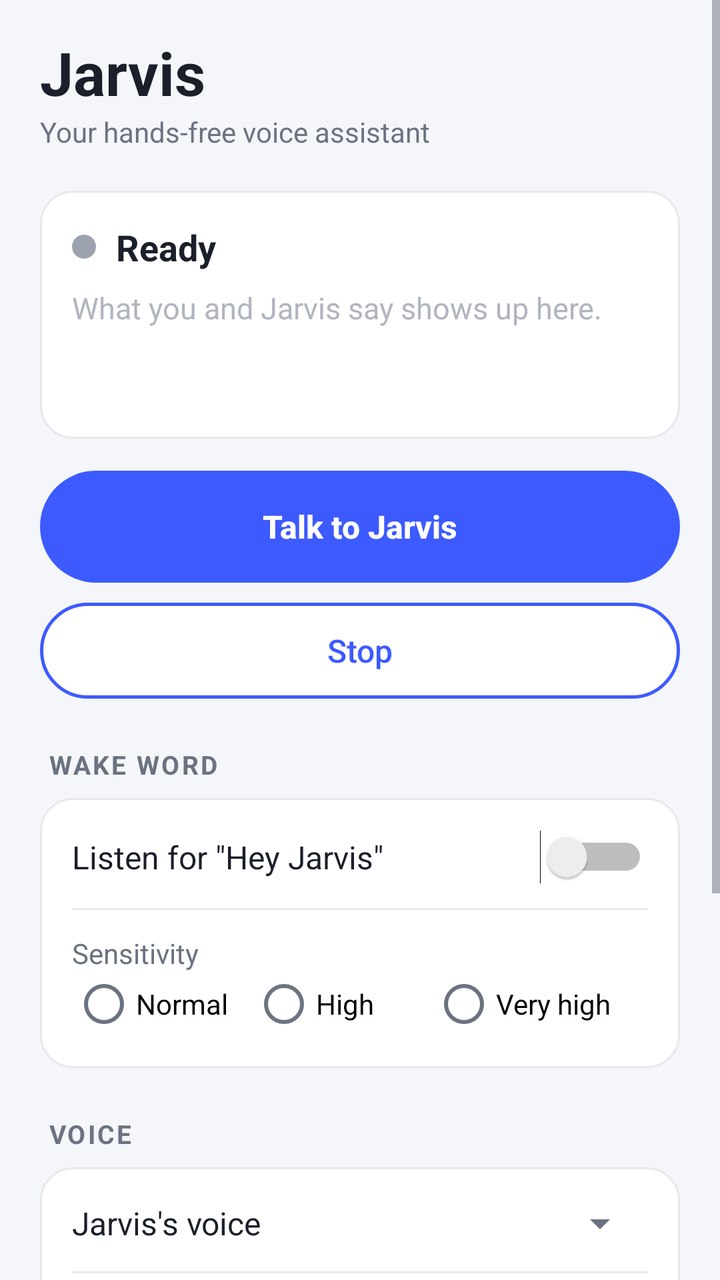
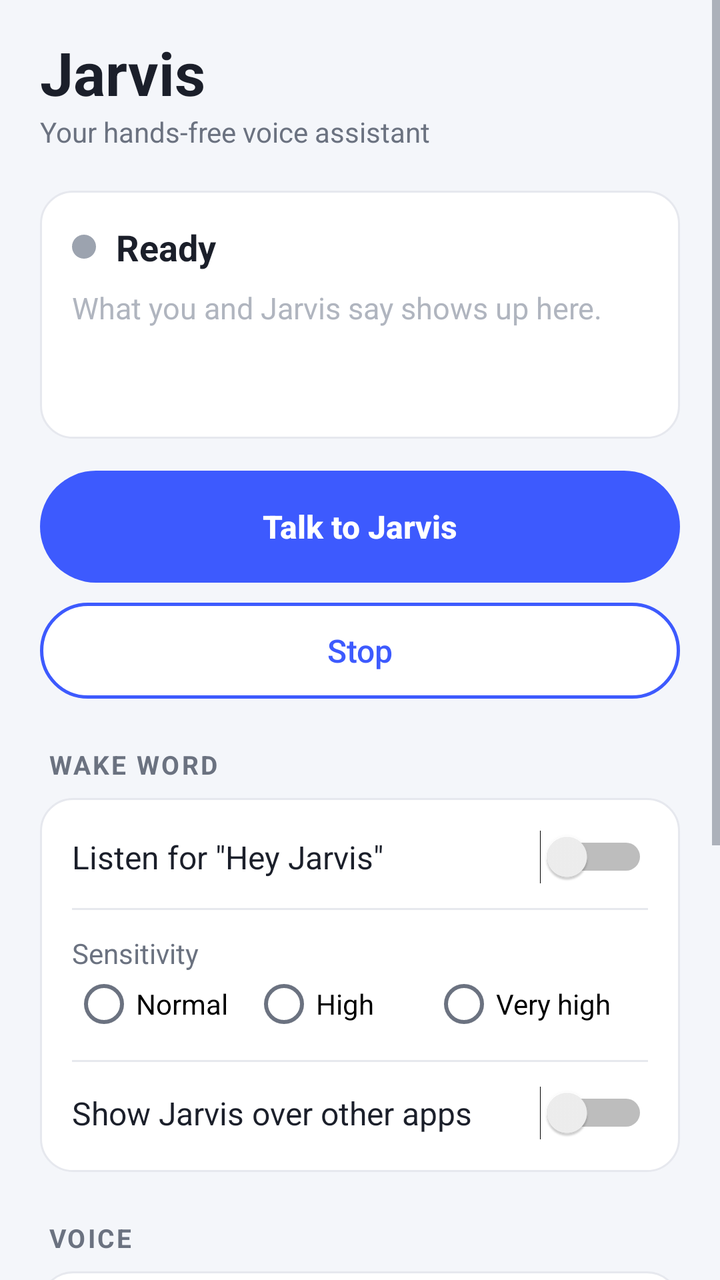

Two renders of the same Android screen: before a commit and after it. Below are the layout's source before the change and the commit's diff.
<!-- AndroidManifest.xml: application theme Theme.Jarvis -->
<!-- res/layout/activity_main.xml -->
<?xml version="1.0" encoding="utf-8"?>
<ScrollView xmlns:android="http://schemas.android.com/apk/res/android"
    android:layout_width="match_parent"
    android:layout_height="match_parent"
    android:fitsSystemWindows="true">

    <LinearLayout
        android:layout_width="match_parent"
        android:layout_height="wrap_content"
        android:orientation="vertical"
        android:paddingStart="20dp"
        android:paddingTop="16dp"
        android:paddingEnd="20dp"
        android:paddingBottom="24dp">

        <TextView
            style="@style/Jarvis.Title"
            android:layout_width="wrap_content"
            android:layout_height="wrap_content"
            android:text="@string/app_name" />

        <TextView
            style="@style/Jarvis.Label"
            android:text="Your hands-free voice assistant" />

        
        <LinearLayout
            style="@style/Jarvis.Card"
            android:layout_marginTop="20dp">

            <LinearLayout
                android:layout_width="match_parent"
                android:layout_height="wrap_content"
                android:gravity="center_vertical"
                android:orientation="horizontal">

                <View
                    android:id="@+id/statusDot"
                    android:layout_width="12dp"
                    android:layout_height="12dp"
                    android:layout_marginEnd="10dp"
                    android:background="@drawable/status_dot" />

                <TextView
                    android:id="@+id/status"
                    android:layout_width="0dp"
                    android:layout_height="wrap_content"
                    android:layout_weight="1"
                    android:text="Ready"
                    android:textColor="@color/text"
                    android:textSize="18sp"
                    android:textStyle="bold" />
            </LinearLayout>

            <TextView
                android:id="@+id/transcript"
                android:layout_width="match_parent"
                android:layout_height="wrap_content"
                android:layout_marginTop="8dp"
                android:hint="What you and Jarvis say shows up here."
                android:lineSpacingExtra="2dp"
                android:minLines="3"
                android:textColor="@color/text_muted"
                android:textColorHint="#FFB0B5BF"
                android:textSize="15sp" />
        </LinearLayout>

        <Button
            android:id="@+id/talk"
            style="@style/Jarvis.Button.Primary"
            android:layout_marginTop="16dp"
            android:text="Talk to Jarvis" />

        <Button
            android:id="@+id/stop"
            style="@style/Jarvis.Button.Outline"
            android:layout_marginTop="10dp"
            android:text="Stop" />

        
        <TextView
            style="@style/Jarvis.Section"
            android:text="Wake word" />

        <LinearLayout style="@style/Jarvis.Card">

            <Switch
                android:id="@+id/wake"
                android:layout_width="match_parent"
                android:layout_height="wrap_content"
                android:text="Listen for &quot;Hey Jarvis&quot;"
                android:textColor="@color/text"
                android:textSize="16sp" />

            <View style="@style/Jarvis.Divider" />

            <TextView
                style="@style/Jarvis.Label"
                android:text="Sensitivity" />

            <RadioGroup
                android:id="@+id/sensitivity"
                android:layout_width="match_parent"
                android:layout_height="wrap_content"
                android:orientation="horizontal">

                <RadioButton
                    android:id="@+id/sens_normal"
                    android:layout_width="0dp"
                    android:layout_height="wrap_content"
                    android:layout_weight="1"
                    android:text="Normal" />

                <RadioButton
                    android:id="@+id/sens_high"
                    android:layout_width="0dp"
                    android:layout_height="wrap_content"
                    android:layout_weight="1"
                    android:text="High" />

                <RadioButton
                    android:id="@+id/sens_max"
                    android:layout_width="0dp"
                    android:layout_height="wrap_content"
                    android:layout_weight="1.2"
                    android:text="Very high" />
            </RadioGroup>
        </LinearLayout>

        
        <TextView
            style="@style/Jarvis.Section"
            android:text="Voice" />

        <LinearLayout style="@style/Jarvis.Card">

            <LinearLayout
                android:layout_width="match_parent"
                android:layout_height="wrap_content"
                android:gravity="center_vertical"
                android:orientation="horizontal">

                <TextView
                    android:layout_width="0dp"
                    android:layout_height="wrap_content"
                    android:layout_weight="1"
                    android:text="Jarvis's voice"
                    android:textColor="@color/text"
                    android:textSize="16sp" />

                <Spinner
                    android:id="@+id/voice"
                    android:layout_width="wrap_content"
                    android:layout_height="wrap_content" />
            </LinearLayout>

            <View style="@style/Jarvis.Divider" />

            <LinearLayout
                android:layout_width="match_parent"
                android:layout_height="wrap_content"
                android:gravity="center_vertical"
                android:orientation="horizontal">

                <TextView
                    android:layout_width="0dp"
                    android:layout_height="wrap_content"
                    android:layout_weight="1"
                    android:text="End after silence (seconds)"
                    android:textColor="@color/text"
                    android:textSize="16sp" />

                <EditText
                    android:id="@+id/idle"
                    android:layout_width="64dp"
                    android:layout_height="wrap_content"
                    android:gravity="center"
                    android:importantForAutofill="no"
                    android:inputType="number"
                    android:maxLength="3"
                    android:singleLine="true" />
            </LinearLayout>

            <View style="@style/Jarvis.Divider" />

            <TextView
                style="@style/Jarvis.Label"
                android:text="Live model" />

            <EditText
                android:id="@+id/model"
                android:layout_width="match_parent"
                android:layout_height="wrap_content"
                android:importantForAutofill="no"
                android:inputType="text"
                android:singleLine="true"
                android:textSize="15sp" />
        </LinearLayout>

        
        <TextView
            style="@style/Jarvis.Section"
            android:text="Tools" />

        <Button
            android:id="@+id/servers"
            style="@style/Jarvis.Button.Row"
            android:drawableEnd="@drawable/ic_chevron"
            android:text="MCP servers" />

        
        <TextView
            android:id="@+id/deviceCodeSection"
            style="@style/Jarvis.Section"
            android:text="Testing"
            android:visibility="gone" />

        <Button
            android:id="@+id/deviceCode"
            style="@style/Jarvis.Button.Row"
            android:text="Send my device code"
            android:visibility="gone" />
    </LinearLayout>
</ScrollView>
<!-- resources referenced by this layout -->
<resources>
  <color name="text">#FF1B1F2A</color>
  <color name="text_muted">#FF6B7280</color>
  <!-- drawable status_dot (drawable) -->
  <?xml version="1.0" encoding="utf-8"?>
  <shape xmlns:android="http://schemas.android.com/apk/res/android" android:shape="oval">
      <solid android:color="@color/state_idle" />
  </shape>
  <string name="app_name">Jarvis</string>
  <style name="Jarvis.Button.Outline">
          <item name="android:layout_height">48dp</item>
          <item name="android:background">@drawable/bg_button_outline</item>
          <item name="android:textColor">@color/primary</item>
      </style>
  <style name="Jarvis.Button.Primary">
          <item name="android:layout_height">56dp</item>
          <item name="android:background">@drawable/bg_button_primary</item>
          <item name="android:textColor">@android:color/white</item>
          <item name="android:textStyle">bold</item>
      </style>
  <style name="Jarvis.Button.Row">
          <item name="android:layout_height">56dp</item>
          <item name="android:background">@drawable/bg_row</item>
          <item name="android:gravity">center_vertical|start</item>
          <item name="android:paddingStart">16dp</item>
          <item name="android:paddingEnd">16dp</item>
          <item name="android:textColor">@color/text</item>
      </style>
  <style name="Jarvis.Card">
          <item name="android:layout_width">match_parent</item>
          <item name="android:layout_height">wrap_content</item>
          <item name="android:orientation">vertical</item>
          <item name="android:background">@drawable/bg_card</item>
          <item name="android:padding">16dp</item>
      </style>
  <style name="Jarvis.Divider">
          <item name="android:layout_width">match_parent</item>
          <item name="android:layout_height">1dp</item>
          <item name="android:layout_marginTop">12dp</item>
          <item name="android:layout_marginBottom">12dp</item>
          <item name="android:background">@color/line</item>
      </style>
  <style name="Jarvis.Label">
          <item name="android:layout_width">wrap_content</item>
          <item name="android:layout_height">wrap_content</item>
          <item name="android:textSize">14sp</item>
          <item name="android:textColor">@color/text_muted</item>
      </style>
  <style name="Jarvis.Title">
          <item name="android:textSize">30sp</item>
          <item name="android:textStyle">bold</item>
          <item name="android:textColor">@color/text</item>
      </style>
  <color name="state_idle">#FF9CA3AF</color>
  <!-- drawable bg_button_outline (drawable) -->
  <?xml version="1.0" encoding="utf-8"?>
  <ripple xmlns:android="http://schemas.android.com/apk/res/android" android:color="#143D5AFE">
      <item>
          <shape>
              <solid android:color="@color/card" />
              <stroke android:width="1.5dp" android:color="@color/primary" />
              <corners android:radius="24dp" />
          </shape>
      </item>
  </ripple>
  <color name="primary">#FF3D5AFE</color>
  <!-- drawable bg_button_primary (drawable) -->
  <?xml version="1.0" encoding="utf-8"?>
  <ripple xmlns:android="http://schemas.android.com/apk/res/android" android:color="#40FFFFFF">
      <item>
          <shape>
              <solid android:color="@color/primary" />
              <corners android:radius="28dp" />
          </shape>
      </item>
  </ripple>
  <!-- drawable bg_row (drawable) -->
  <?xml version="1.0" encoding="utf-8"?>
  <ripple xmlns:android="http://schemas.android.com/apk/res/android" android:color="#143D5AFE">
      <item android:drawable="@drawable/bg_card" />
  </ripple>
  <!-- drawable bg_card (drawable) -->
  <?xml version="1.0" encoding="utf-8"?>
  <shape xmlns:android="http://schemas.android.com/apk/res/android">
      <solid android:color="@color/card" />
      <stroke android:width="1dp" android:color="@color/line" />
      <corners android:radius="16dp" />
  </shape>
  <color name="line">#FFE6E8EE</color>
  <color name="bg">#FFF4F6FA</color>
  <color name="card">#FFFFFFFF</color>
  <!-- unchanged entries left out for length: 3 -->
</resources>

<!-- the commit's change to res/layout/activity_main.xml (unified diff, before → after) -->
@@ -125,6 +125,16 @@
                     android:layout_weight="1.2"
                     android:text="Very high" />
             </RadioGroup>
+
+            <View style="@style/Jarvis.Divider" />
+
+            <Switch
+                android:id="@+id/overlay"
+                android:layout_width="match_parent"
+                android:layout_height="wrap_content"
+                android:text="Show Jarvis over other apps"
+                android:textColor="@color/text"
+                android:textSize="16sp" />
         </LinearLayout>
 
         
